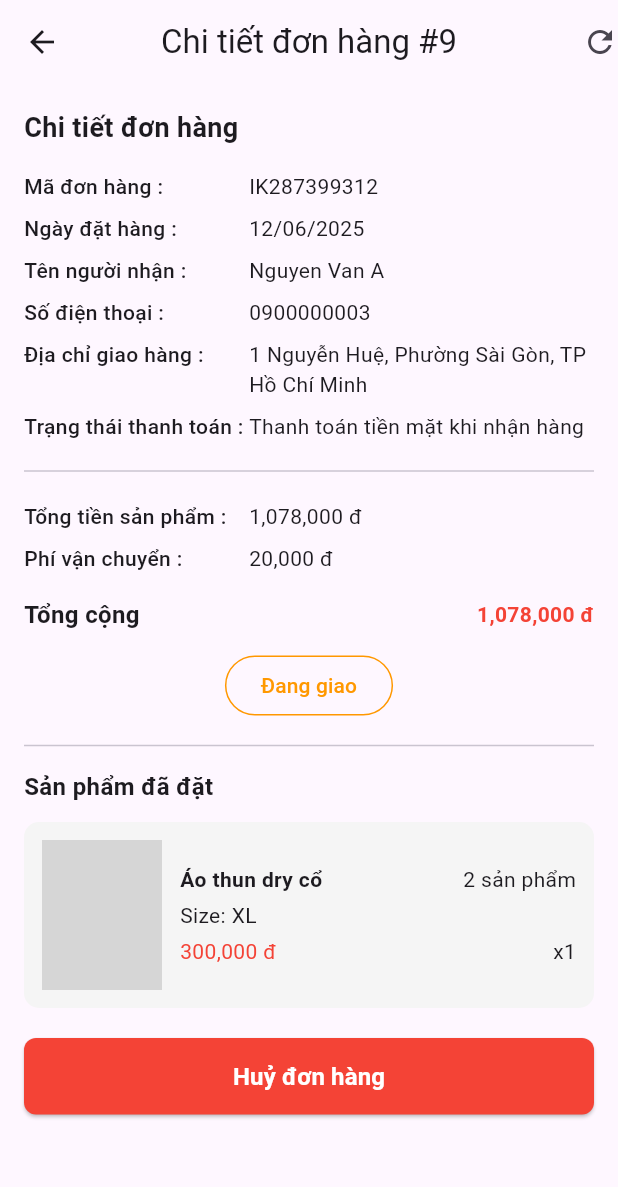
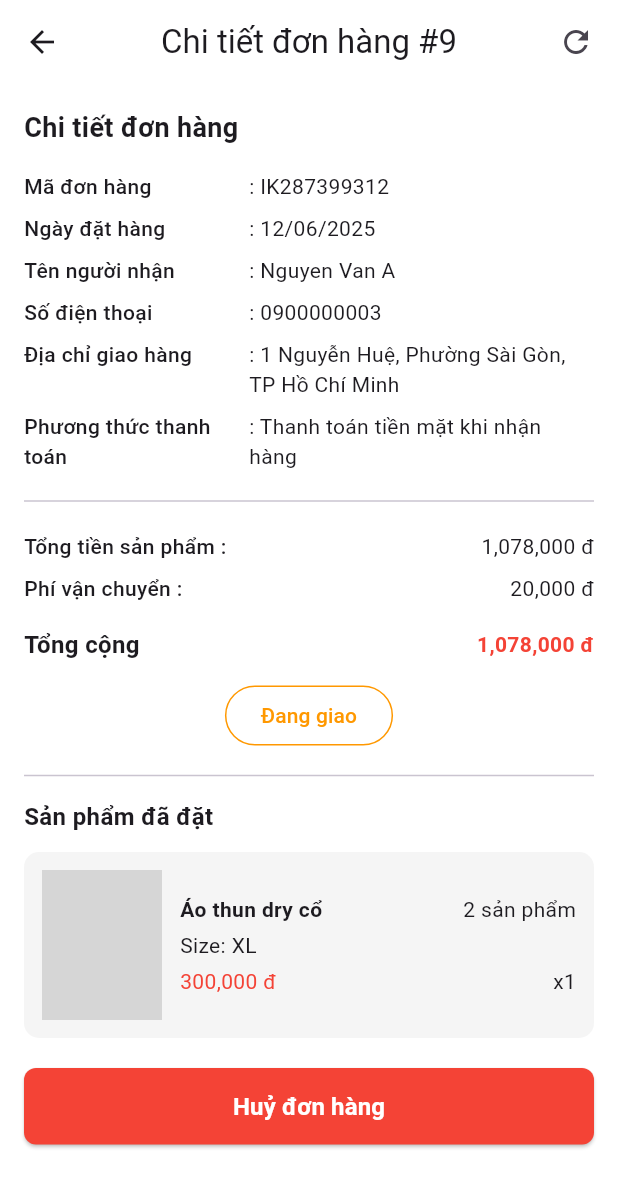
Before and after one commit to nguyenduythang139/the4m_app, a Flutter app: the OrderDetailScreen screen opened directly with empty values, on a phone screen of 412 x 824 dp. Shown: the top 1187 px of the screen. Run offline on Flutter 3.47's test engine with Material 3 defaults, Android fonts, the phone set to English and light mode, and no system bars; our stand-ins replace cloud_firestore, firebase_auth, firebase_core, google_sign_in, image_picker, shared_preferences and 1 more; accounts and stored records are empty; network calls fail; grey boxes are pictures that could not be loaded.

Commit message:
cap nhat giao dien lich su dat hang

```diff
--- a/lib/screens/home_screen.dart
+++ b/lib/screens/home_screen.dart
@@ -2,6 +2,8 @@ import 'package:firebase_auth/firebase_auth.dart';
 import 'package:flutter/material.dart';
 import 'package:intl/intl.dart';
 import 'package:the4m_app/screens/product_detail_screen.dart';
+import 'package:the4m_app/screens/product_screen.dart';
+import 'package:the4m_app/utils/smoothPushReplacement.dart';
 import 'package:the4m_app/widgets/drawer.dart';
 import 'package:the4m_app/widgets/footer.dart';
 import 'package:the4m_app/widgets/home_banner.dart';
@@ -280,7 +282,12 @@ class _HomeScreenState extends State<HomeScreen> {
                     SizedBox(height: 30),
                     Center(
                       child: GestureDetector(
-                        onTap: () {},
+                        onTap: () {
+                          smoothPushReplacementLikePush(
+                            context,
+                            ProductScreen(),
+                          );
+                        },
                         child: Row(
                           mainAxisSize: MainAxisSize.min,
                           children: [
--- a/lib/screens/order_detail.dart
+++ b/lib/screens/order_detail_screen.dart
@@ -8,14 +8,16 @@ class OrderDetailScreen extends StatelessWidget {
   @override
   Widget build(BuildContext context) {
     return Scaffold(
+      backgroundColor: Colors.white,
       appBar: AppBar(
+        backgroundColor: Colors.white,
         leading: IconButton(
           icon: const Icon(Icons.arrow_back),
           onPressed: () => Navigator.pop(context),
         ),
         title: Text("Chi tiết đơn hàng #9"),
         centerTitle: true,
-        actions: const [Icon(Icons.refresh)],
+        actions: const [Icon(Icons.refresh), SizedBox(width: 16)],
       ),
       body: SingleChildScrollView(
         padding: const EdgeInsets.all(16.0),
@@ -27,21 +29,21 @@ class OrderDetailScreen extends StatelessWidget {
               style: TextStyle(fontSize: 18, fontWeight: FontWeight.bold),
             ),
             const SizedBox(height: 12),
-            _buildInfoRow("Mã đơn hàng", "IK287399312"),
-            _buildInfoRow("Ngày đặt hàng", "12/06/2025"),
-            _buildInfoRow("Tên người nhận", "Nguyen Van A"),
-            _buildInfoRow("Số điện thoại", "0900000003"),
-            _buildInfoRow(
+            _buildInfoRow1("Mã đơn hàng", "IK287399312"),
+            _buildInfoRow1("Ngày đặt hàng", "12/06/2025"),
+            _buildInfoRow1("Tên người nhận", "Nguyen Van A"),
+            _buildInfoRow1("Số điện thoại", "0900000003"),
+            _buildInfoRow1(
               "Địa chỉ giao hàng",
               "1 Nguyễn Huệ, Phường Sài Gòn, TP Hồ Chí Minh",
             ),
-            _buildInfoRow(
-              "Trạng thái thanh toán",
+            _buildInfoRow1(
+              "Phương thức thanh toán",
               "Thanh toán tiền mặt khi nhận hàng",
             ),
             const Divider(height: 32),
-            _buildInfoRow("Tổng tiền sản phẩm", "1,078,000 đ"),
-            _buildInfoRow("Phí vận chuyển", "20,000 đ"),
+            _buildInfoRow2("Tổng tiền sản phẩm", "1,078,000 đ"),
+            _buildInfoRow2("Phí vận chuyển", "20,000 đ"),
             const SizedBox(height: 12),
             const Row(
               mainAxisAlignment: MainAxisAlignment.spaceBetween,
@@ -107,7 +109,26 @@ class OrderDetailScreen extends StatelessWidget {
     );
   }
 
-  Widget _buildInfoRow(String label, String value) {
+  Widget _buildInfoRow1(String label, String value) {
+    return Padding(
+      padding: const EdgeInsets.symmetric(vertical: 4.0),
+      child: Row(
+        crossAxisAlignment: CrossAxisAlignment.start,
+        children: [
+          SizedBox(
+            width: 150,
+            child: Text(
+              "$label",
+              style: const TextStyle(fontWeight: FontWeight.w500),
+            ),
+          ),
+          Expanded(child: Text(": " + value)),
+        ],
+      ),
+    );
+  }
+
+  Widget _buildInfoRow2(String label, String value) {
     return Padding(
       padding: const EdgeInsets.symmetric(vertical: 4.0),
       child: Row(
@@ -120,7 +141,9 @@ class OrderDetailScreen extends StatelessWidget {
               style: const TextStyle(fontWeight: FontWeight.w500),
             ),
           ),
-          Expanded(child: Text(value)),
+          Expanded(
+            child: Align(alignment: Alignment.centerRight, child: Text(value)),
+          ),
         ],
       ),
     );
--- a/lib/screens/order_history_screen.dart
+++ b/lib/screens/order_history_screen.dart
@@ -3,7 +3,7 @@ import '../widgets/drawer.dart';
 import '../widgets/header.dart';
 import '../widgets/footer.dart';
 import '../widgets/bottom_navigation.dart';
-import 'package:the4m_app/screens/order_detail.dart';
+import 'package:the4m_app/screens/order_detail_screen.dart';
 
 class OrderHistoryScreen extends StatefulWidget {
   const OrderHistoryScreen({super.key});
--- a/lib/screens/product_screen.dart
+++ b/lib/screens/product_screen.dart
@@ -528,6 +528,7 @@ class _ProductScreenState extends State<ProductScreen> {
                             : ListView.builder(
                               shrinkWrap: true,
                               physics: const NeverScrollableScrollPhysics(),
+                              padding: EdgeInsets.all(10),
                               itemCount: paginatedProducts.length,
                               itemBuilder: (context, index) {
                                 return buildProductItem(
--- a/lib/widgets/home_banner.dart
+++ b/lib/widgets/home_banner.dart
@@ -47,7 +47,7 @@ class _HomeBannerState extends State<HomeBanner> {
                 Text(
                   'LUXURY',
                   style: TextStyle(
-                    color: Colors.black.withOpacity(0.6),
+                    color: Colors.black.withOpacity(0.8),
                     fontSize: 33,
                     fontWeight: FontWeight.bold,
                     fontFamily: 'Bodoni_Italic',
@@ -58,7 +58,7 @@ class _HomeBannerState extends State<HomeBanner> {
                   child: Text(
                     'FASHION',
                     style: TextStyle(
-                      color: Colors.black.withOpacity(0.6),
+                      color: Colors.black.withOpacity(0.8),
                       fontSize: 33,
                       fontWeight: FontWeight.bold,
                       fontFamily: 'Bodoni_Italic',
@@ -70,7 +70,7 @@ class _HomeBannerState extends State<HomeBanner> {
                   child: Text(
                     '& ACCESSORIES',
                     style: TextStyle(
-                      color: Colors.black.withOpacity(0.6),
+                      color: Colors.black.withOpacity(0.8),
                       fontSize: 33,
                       fontWeight: FontWeight.bold,
                       fontFamily: 'Bodoni_Italic',
```
